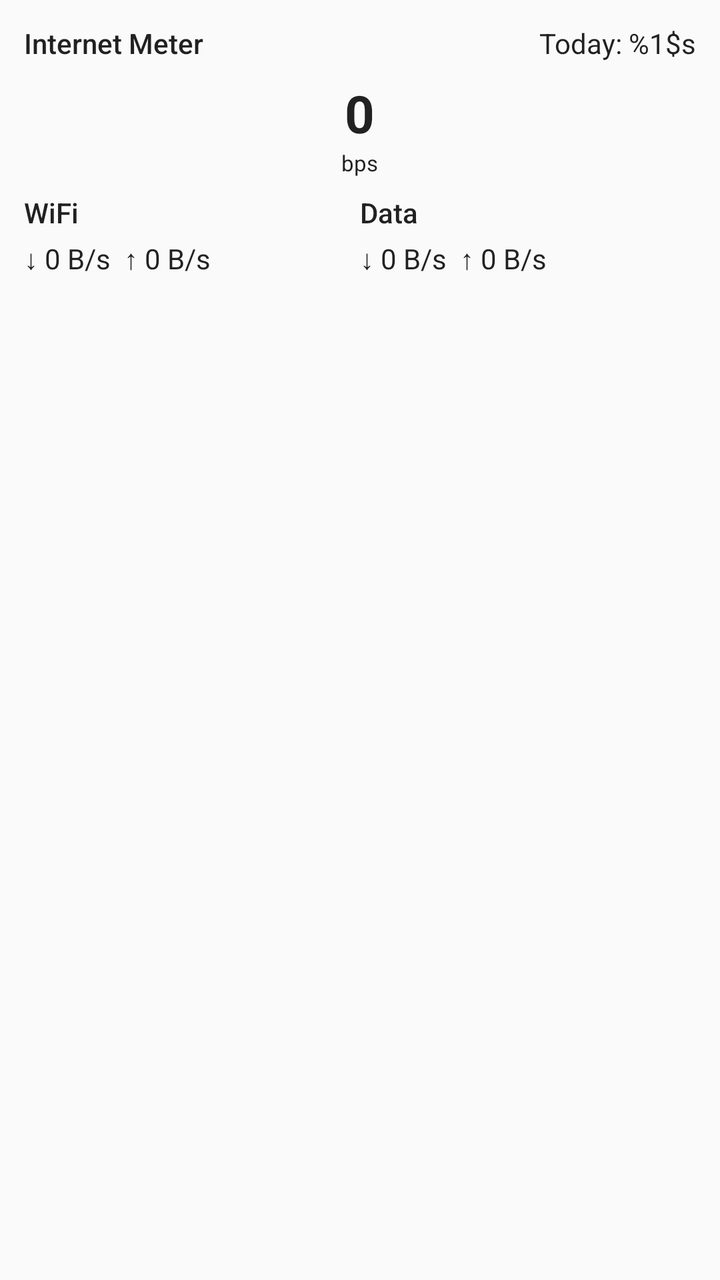
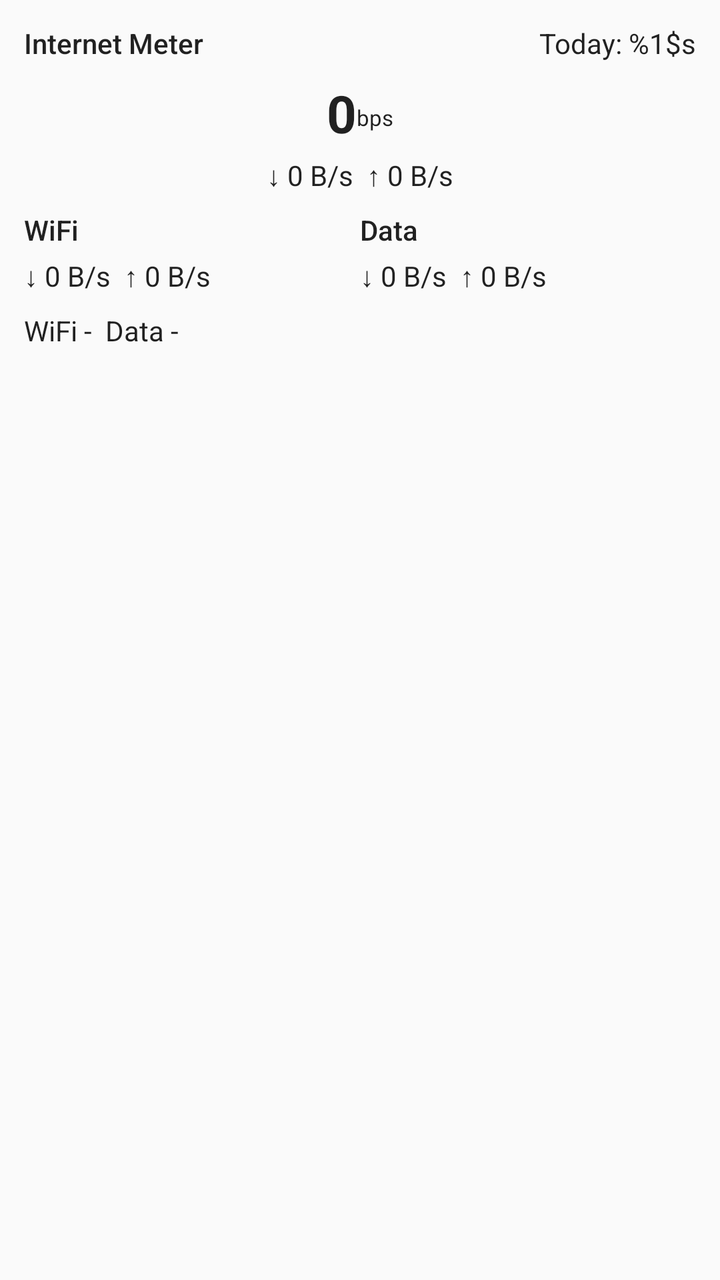

Before-and-after screenshots of an Android layout around one commit, followed by the original layout XML and the change that was made.
<!-- AndroidManifest.xml: application theme Theme.SuryMeter -->
<!-- res/layout/notification_content.xml -->
<?xml version="1.0" encoding="utf-8"?>
<LinearLayout xmlns:android="http://schemas.android.com/apk/res/android"
    android:layout_width="match_parent"
    android:layout_height="wrap_content"
    android:orientation="vertical"
    android:padding="12dp">

    <LinearLayout
        android:layout_width="match_parent"
        android:layout_height="wrap_content"
        android:orientation="horizontal">

        <TextView
            android:id="@+id/title"
            android:layout_width="0dp"
            android:layout_height="wrap_content"
            android:layout_weight="1"
            android:textAppearance="@android:style/TextAppearance.Material.Notification.Title"
            android:text="@string/notif_title" />

        <TextView
            android:id="@+id/total_today"
            android:layout_width="wrap_content"
            android:layout_height="wrap_content"
            android:layout_gravity="center_vertical"
            android:textAppearance="@android:style/TextAppearance.Material.Notification"
            android:text="@string/notif_total_today" />
    </LinearLayout>

    <LinearLayout
        android:layout_width="match_parent"
        android:layout_height="wrap_content"
        android:layout_marginTop="8dp"
        android:gravity="center_horizontal"
        android:orientation="horizontal">

        <LinearLayout
            android:layout_width="wrap_content"
            android:layout_height="wrap_content"
            android:gravity="center_horizontal"
            android:orientation="vertical">

            <TextView
                android:id="@+id/speed_value"
                android:layout_width="wrap_content"
                android:layout_height="wrap_content"
                android:textAppearance="@android:style/TextAppearance.Material.Notification"
                android:textSize="26sp"
                android:textStyle="bold"
                android:text="0" />

            <TextView
                android:id="@+id/speed_unit"
                android:layout_width="wrap_content"
                android:layout_height="wrap_content"
                android:textAppearance="@android:style/TextAppearance.Material.Notification"
                android:textSize="11sp"
                android:text="bps" />
        </LinearLayout>
    </LinearLayout>

    <LinearLayout
        android:layout_width="match_parent"
        android:layout_height="wrap_content"
        android:layout_marginTop="8dp"
        android:orientation="horizontal">

        <LinearLayout
            android:layout_width="0dp"
            android:layout_height="wrap_content"
            android:layout_weight="1"
            android:orientation="vertical">

            <TextView
                android:id="@+id/wifi_label"
                android:layout_width="wrap_content"
                android:layout_height="wrap_content"
                android:textAppearance="@android:style/TextAppearance.Material.Notification.Title"
                android:text="@string/net_wifi" />

            <TextView
                android:id="@+id/wifi_line"
                android:layout_width="wrap_content"
                android:layout_height="wrap_content"
                android:layout_marginTop="4dp"
                android:textAppearance="@android:style/TextAppearance.Material.Notification"
                android:text="↓ 0 B/s  ↑ 0 B/s" />
        </LinearLayout>

        <LinearLayout
            android:layout_width="0dp"
            android:layout_height="wrap_content"
            android:layout_weight="1"
            android:orientation="vertical">

            <TextView
                android:id="@+id/mobile_label"
                android:layout_width="wrap_content"
                android:layout_height="wrap_content"
                android:textAppearance="@android:style/TextAppearance.Material.Notification.Title"
                android:text="@string/net_mobile" />

            <TextView
                android:id="@+id/mobile_line"
                android:layout_width="wrap_content"
                android:layout_height="wrap_content"
                android:layout_marginTop="4dp"
                android:textAppearance="@android:style/TextAppearance.Material.Notification"
                android:text="↓ 0 B/s  ↑ 0 B/s" />
        </LinearLayout>
    </LinearLayout>
</LinearLayout>
<!-- resources referenced by this layout -->
<resources>
  <string name="net_mobile">Data</string>
  <string name="net_wifi">WiFi</string>
  <string name="notif_title">Internet Meter</string>
  <string name="notif_total_today">Today: %1$s</string>
  <style name="Theme.SuryMeter" parent="android:Theme.Material.Light.NoActionBar" />
</resources>

<!-- the commit's change to res/layout/notification_content.xml (unified diff, before → after) -->
@@ -28,38 +28,51 @@
     </LinearLayout>
 
     <LinearLayout
+        android:id="@+id/speed_block"
         android:layout_width="match_parent"
         android:layout_height="wrap_content"
         android:layout_marginTop="8dp"
         android:gravity="center_horizontal"
         android:orientation="horizontal">
 
-        <LinearLayout
+        <TextView
+            android:id="@+id/speed_value"
             android:layout_width="wrap_content"
             android:layout_height="wrap_content"
-            android:gravity="center_horizontal"
-            android:orientation="vertical">
+            android:textAppearance="@android:style/TextAppearance.Material.Notification"
+            android:textSize="26sp"
+            android:textStyle="bold"
+            android:text="0" />
 
-            <TextView
-                android:id="@+id/speed_value"
-                android:layout_width="wrap_content"
-                android:layout_height="wrap_content"
-                android:textAppearance="@android:style/TextAppearance.Material.Notification"
-                android:textSize="26sp"
-                android:textStyle="bold"
-                android:text="0" />
-
-            <TextView
-                android:id="@+id/speed_unit"
-                android:layout_width="wrap_content"
-                android:layout_height="wrap_content"
-                android:textAppearance="@android:style/TextAppearance.Material.Notification"
-                android:textSize="11sp"
-                android:text="bps" />
-        </LinearLayout>
+        <TextView
+            android:id="@+id/speed_unit"
+            android:layout_width="wrap_content"
+            android:layout_height="wrap_content"
+            android:textAppearance="@android:style/TextAppearance.Material.Notification"
+            android:textSize="11sp"
+            android:layout_gravity="bottom"
+            android:layout_marginBottom="4dp"
+            android:text="bps" />
     </LinearLayout>
 
     <LinearLayout
+        android:id="@+id/updown_block"
+        android:layout_width="match_parent"
+        android:layout_height="wrap_content"
+        android:layout_marginTop="4dp"
+        android:gravity="center_horizontal"
+        android:orientation="horizontal">
+
+        <TextView
+            android:id="@+id/updown_line"
+            android:layout_width="wrap_content"
+            android:layout_height="wrap_content"
+            android:textAppearance="@android:style/TextAppearance.Material.Notification"
+            android:text="↓ 0 B/s  ↑ 0 B/s" />
+    </LinearLayout>
+
+    <LinearLayout
+        android:id="@+id/network_block"
         android:layout_width="match_parent"
         android:layout_height="wrap_content"
         android:layout_marginTop="8dp"
@@ -109,4 +122,19 @@
                 android:text="↓ 0 B/s  ↑ 0 B/s" />
         </LinearLayout>
     </LinearLayout>
+
+    <LinearLayout
+        android:id="@+id/signal_block"
+        android:layout_width="match_parent"
+        android:layout_height="wrap_content"
+        android:layout_marginTop="8dp"
+        android:orientation="horizontal">
+
+        <TextView
+            android:id="@+id/signal_line"
+            android:layout_width="wrap_content"
+            android:layout_height="wrap_content"
+            android:textAppearance="@android:style/TextAppearance.Material.Notification"
+            android:text="WiFi -  Data -" />
+    </LinearLayout>
 </LinearLayout>
